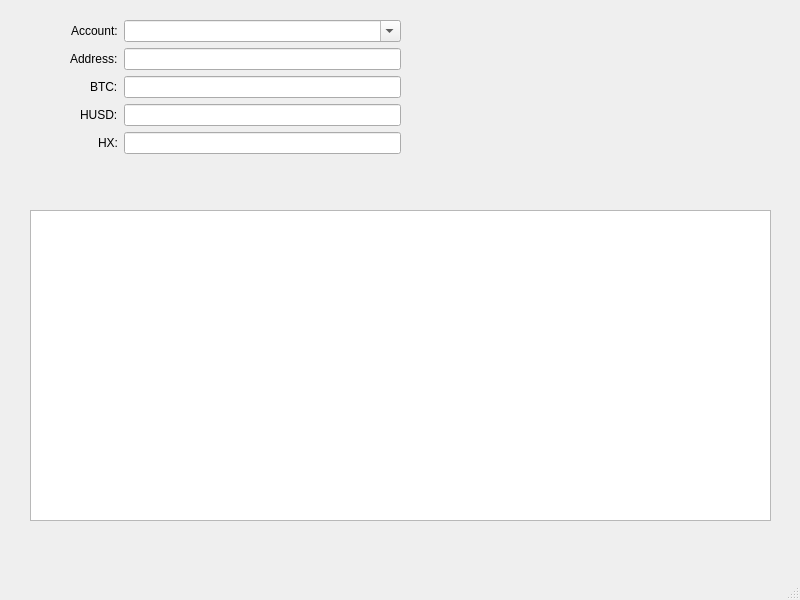
Before: the Qt Designer form examples/pcm_main.ui in hyperdao/stable_coin_python_sdk, drawn with Qt 5.
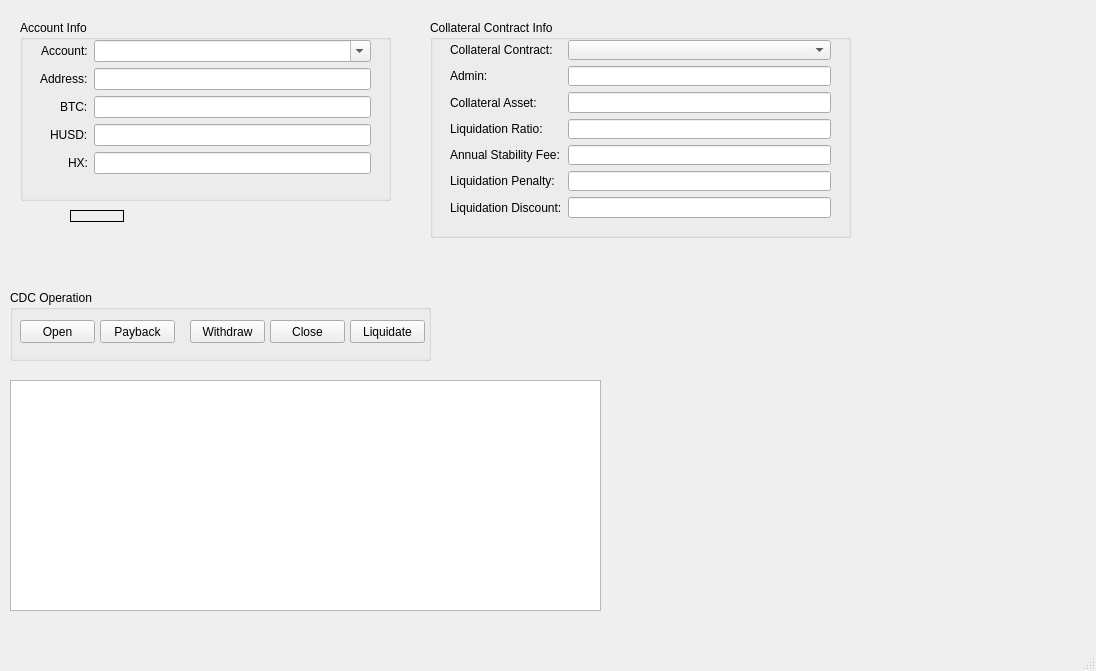
After: the same form once the commit is applied.

Commit message: add collateral contract info and scan cdcs in background thread

```diff
--- a/examples/pcm_main.ui
+++ b/examples/pcm_main.ui
@@ -6,8 +6,8 @@
    <rect>
     <x>0</x>
     <y>0</y>
-    <width>800</width>
-    <height>600</height>
+    <width>1096</width>
+    <height>671</height>
    </rect>
   </property>
   <property name="windowTitle">
@@ -17,17 +17,41 @@
    <widget class="QTableView" name="tableView">
     <property name="geometry">
      <rect>
-      <x>30</x>
-      <y>210</y>
-      <width>741</width>
-      <height>311</height>
+      <x>10</x>
+      <y>380</y>
+      <width>591</width>
+      <height>231</height>
      </rect>
     </property>
+    <property name="sizePolicy">
+     <sizepolicy hsizetype="Expanding" vsizetype="Expanding">
+      <horstretch>0</horstretch>
+      <verstretch>0</verstretch>
+     </sizepolicy>
+    </property>
+    <property name="sizeAdjustPolicy">
+     <enum>QAbstractScrollArea::AdjustToContents</enum>
+    </property>
+    <property name="editTriggers">
+     <set>QAbstractItemView::NoEditTriggers</set>
+    </property>
    </widget>
+   <widget class="QGroupBox" name="groupBox">
+    <property name="geometry">
+     <rect>
+      <x>20</x>
+      <y>20</y>
+      <width>371</width>
+      <height>181</height>
+     </rect>
+    </property>
+    <property name="title">
+     <string>Account Info</string>
+    </property>
    <widget class="QWidget" name="formLayoutWidget">
     <property name="geometry">
      <rect>
-      <x>70</x>
+       <x>20</x>
       <y>20</y>
       <width>331</width>
       <height>141</height>
@@ -94,6 +118,197 @@
     </layout>
    </widget>
   </widget>
+   <widget class="QGroupBox" name="groupBox_2">
+    <property name="geometry">
+     <rect>
+      <x>430</x>
+      <y>20</y>
+      <width>421</width>
+      <height>218</height>
+     </rect>
+    </property>
+    <property name="title">
+     <string>Collateral Contract Info</string>
+    </property>
+    <widget class="QWidget" name="">
+     <property name="geometry">
+      <rect>
+       <x>20</x>
+       <y>20</y>
+       <width>381</width>
+       <height>178</height>
+      </rect>
+     </property>
+     <layout class="QFormLayout" name="formLayout_3">
+      <item row="0" column="0">
+       <widget class="QLabel" name="label_2">
+        <property name="text">
+         <string>Collateral Contract:</string>
+        </property>
+       </widget>
+      </item>
+      <item row="0" column="1">
+       <widget class="QComboBox" name="collateralContractList"/>
+      </item>
+      <item row="1" column="0">
+       <widget class="QLabel" name="label_3">
+        <property name="text">
+         <string>Admin:</string>
+        </property>
+       </widget>
+      </item>
+      <item row="1" column="1">
+       <widget class="QLineEdit" name="collateralAdmin"/>
+      </item>
+      <item row="2" column="0">
+       <widget class="QLabel" name="label_4">
+        <property name="text">
+         <string>Collateral Asset:</string>
+        </property>
+       </widget>
+      </item>
+      <item row="2" column="1">
+       <widget class="QLineEdit" name="collateralAsset"/>
+      </item>
+      <item row="3" column="0">
+       <widget class="QLabel" name="label_5">
+        <property name="text">
+         <string>Liquidation Ratio:</string>
+        </property>
+       </widget>
+      </item>
+      <item row="3" column="1">
+       <widget class="QLineEdit" name="liquidationRatio"/>
+      </item>
+      <item row="4" column="0">
+       <widget class="QLabel" name="label_6">
+        <property name="text">
+         <string>Annual Stability Fee:</string>
+        </property>
+       </widget>
+      </item>
+      <item row="4" column="1">
+       <widget class="QLineEdit" name="annualStabilityFee"/>
+      </item>
+      <item row="5" column="0">
+       <widget class="QLabel" name="label_7">
+        <property name="text">
+         <string>Liquidation Penalty:</string>
+        </property>
+       </widget>
+      </item>
+      <item row="5" column="1">
+       <widget class="QLineEdit" name="liquidationPenalty"/>
+      </item>
+      <item row="6" column="0">
+       <widget class="QLabel" name="label_8">
+        <property name="text">
+         <string>Liquidation Discount:</string>
+        </property>
+       </widget>
+      </item>
+      <item row="6" column="1">
+       <widget class="QLineEdit" name="liquidationDiscount"/>
+      </item>
+     </layout>
+    </widget>
+   </widget>
+   <widget class="QLabel" name="syncLabel">
+    <property name="geometry">
+     <rect>
+      <x>70</x>
+      <y>210</y>
+      <width>54</width>
+      <height>12</height>
+     </rect>
+    </property>
+    <property name="styleSheet">
+     <string notr="true">border-width: 1px;border-style: solid;
+border-color: black;</string>
+    </property>
+    <property name="text">
+     <string/>
+    </property>
+   </widget>
+   <widget class="QGroupBox" name="groupBox_3">
+    <property name="geometry">
+     <rect>
+      <x>10</x>
+      <y>290</y>
+      <width>421</width>
+      <height>71</height>
+     </rect>
+    </property>
+    <property name="title">
+     <string>CDC Operation</string>
+    </property>
+    <widget class="QPushButton" name="pushButton">
+     <property name="geometry">
+      <rect>
+       <x>10</x>
+       <y>30</y>
+       <width>75</width>
+       <height>23</height>
+      </rect>
+     </property>
+     <property name="text">
+      <string>Open</string>
+     </property>
+    </widget>
+    <widget class="QPushButton" name="pushButton_2">
+     <property name="geometry">
+      <rect>
+       <x>90</x>
+       <y>30</y>
+       <width>75</width>
+       <height>23</height>
+      </rect>
+     </property>
+     <property name="text">
+      <string>Payback</string>
+     </property>
+    </widget>
+    <widget class="QPushButton" name="pushButton_3">
+     <property name="geometry">
+      <rect>
+       <x>180</x>
+       <y>30</y>
+       <width>75</width>
+       <height>23</height>
+      </rect>
+     </property>
+     <property name="text">
+      <string>Withdraw</string>
+     </property>
+    </widget>
+    <widget class="QPushButton" name="pushButton_4">
+     <property name="geometry">
+      <rect>
+       <x>260</x>
+       <y>30</y>
+       <width>75</width>
+       <height>23</height>
+      </rect>
+     </property>
+     <property name="text">
+      <string>Close</string>
+     </property>
+    </widget>
+    <widget class="QPushButton" name="pushButton_5">
+     <property name="geometry">
+      <rect>
+       <x>340</x>
+       <y>30</y>
+       <width>75</width>
+       <height>23</height>
+      </rect>
+     </property>
+     <property name="text">
+      <string>Liquidate</string>
+     </property>
+    </widget>
+   </widget>
+  </widget>
   <widget class="QMenuBar" name="menubar">
    <property name="geometry">
     <rect>
```
Left out of the diff: 2 changed lines with no effect on the pictures. Lines whose indentation alone changed are shown as unchanged. The commit also changes 5 other files.
